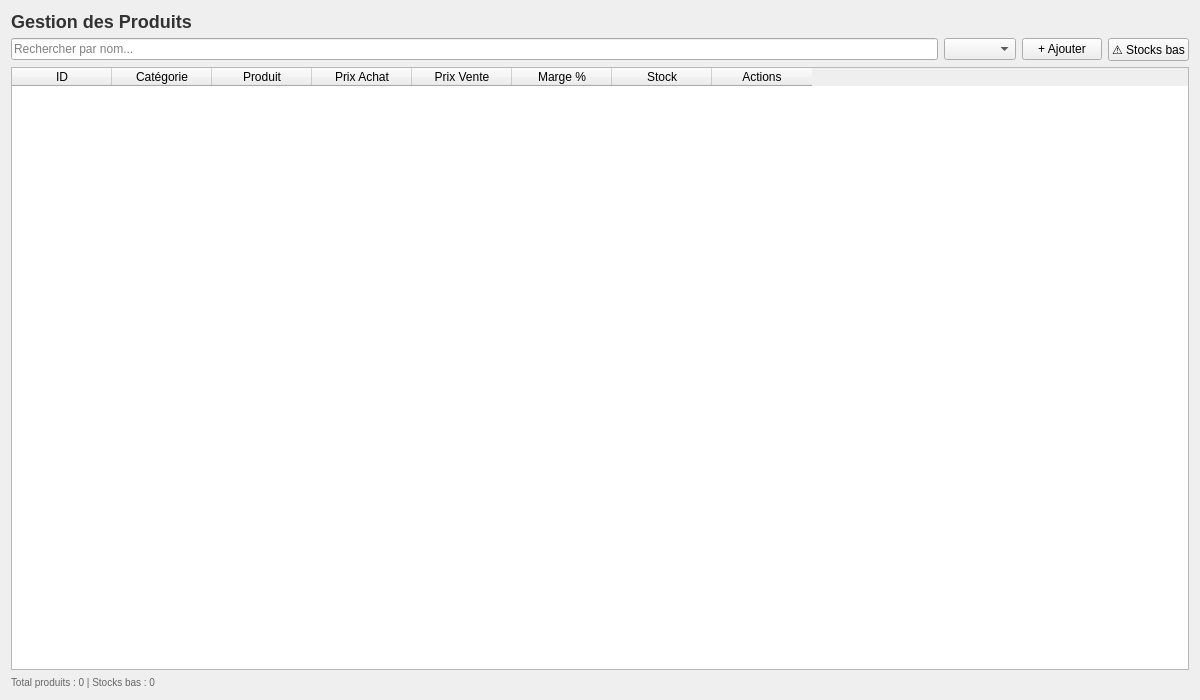
itsjeanem/projet-progres, file views/ui/products.ui: the form before one commit.
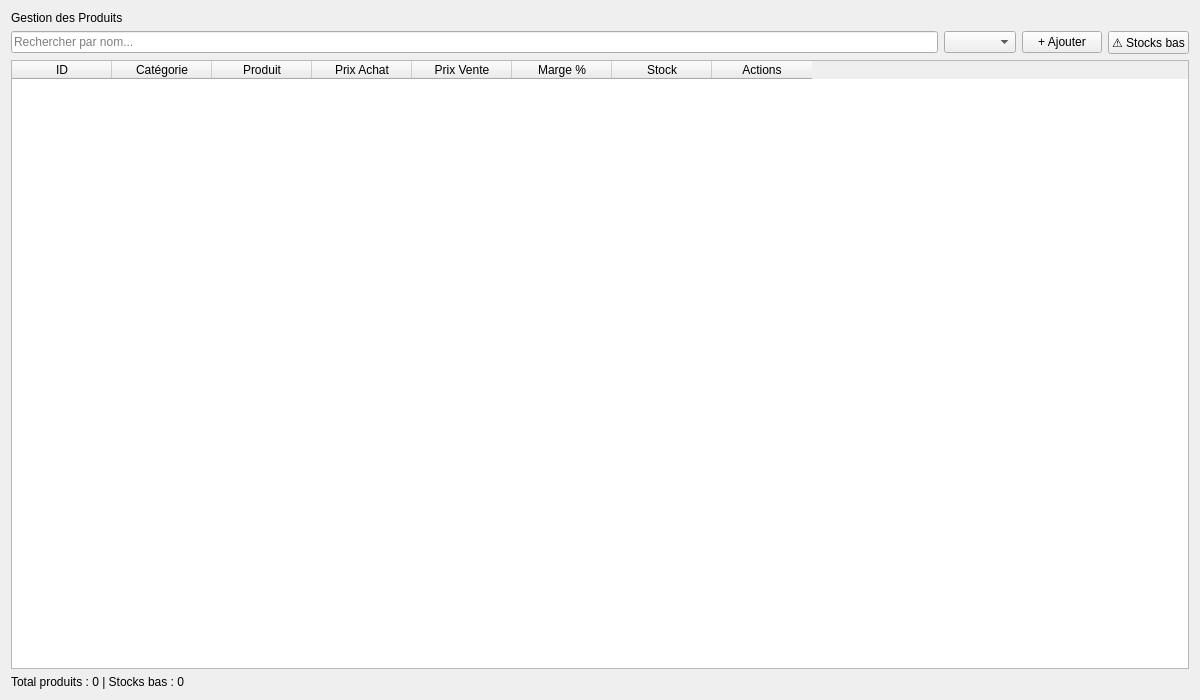
The form after the commit.

```diff
--- a/views/ui/products.ui
+++ b/views/ui/products.ui
@@ -19,9 +19,6 @@
      <property name="text">
       <string>Gestion des Produits</string>
      </property>
-     <property name="styleSheet">
-      <string>font-size: 18px; font-weight: bold; color: #333;</string>
-     </property>
     </widget>
    </item>
    
@@ -126,9 +123,6 @@
      <property name="text">
       <string>Total produits : 0 | Stocks bas : 0</string>
      </property>
-     <property name="styleSheet">
-      <string>color: #666; font-size: 10px;</string>
-     </property>
     </widget>
    </item>
   </layout>
```
